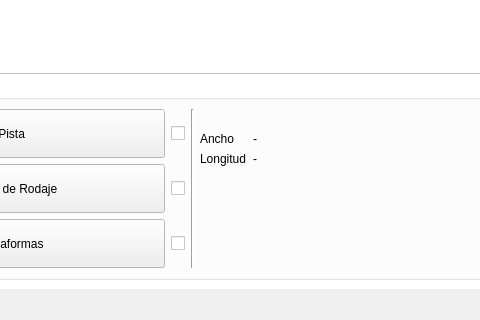
Qt form interfaz/interfazprincipal.ui (IgnacioOchoa/SimAerop) before a commit; both pictures show x 487 to 967 and y 280 to 600 of the 1103 by 600 pixel window.
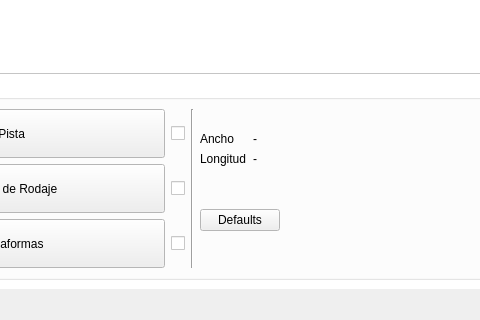
The same form after that commit. Custom widgets are drawn as their Qt base class.

Commit message:
Agreado botón para establecer valores default
Al iniciar el programa no se pueblan automáticamente las listas de
pista, plataforma y rodaje, pero se agregó un botón (solo para la etapa
de desarrollo) que puebla automáticamente estas listas. De esta manera
se puede abrir los diálogos con listas llenas o lista vacías, acorde a
lo que se quiera probar.

```diff
--- a/interfaz/interfazprincipal.ui
+++ b/interfaz/interfazprincipal.ui
@@ -859,6 +859,13 @@
              </item>
              <item>
               <layout class="QHBoxLayout" name="horizontalLayout_2">
+               <item>
+                <widget class="QPushButton" name="pbDefaults">
+                 <property name="text">
+                  <string>Defaults</string>
+                 </property>
+                </widget>
+               </item>
                <item>
                 <spacer name="horizontalSpacer">
                  <property name="orientation">
```
The commit also changes 4 other files.
